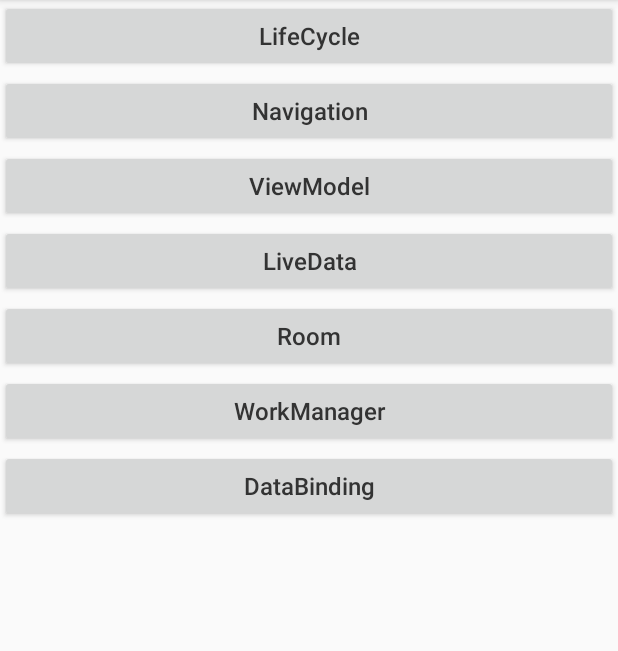
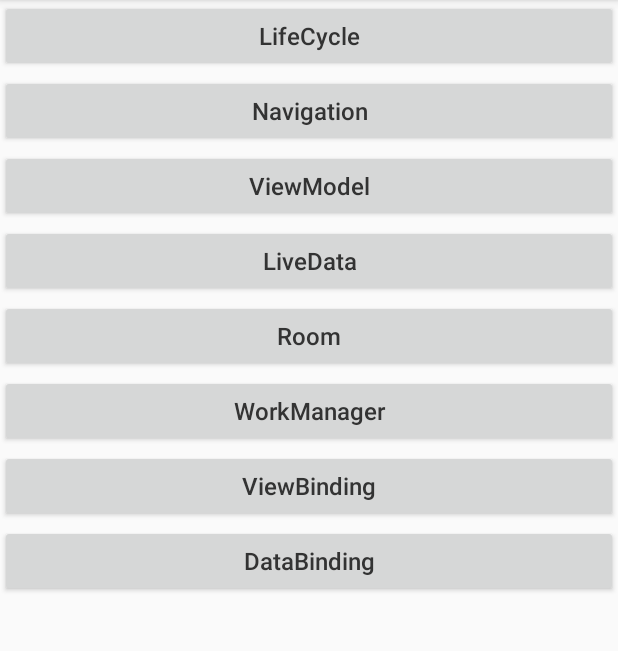
Before and after one commit to BlendGitAndroid/JetPackStudy, an Android app: the screen it shows after launch (MainActivity), on a phone screen of 412 x 824 dp, the part 84-735 px from its top. Run offline under Robolectric (Android 15) with nearby library versions, the phone set to English and light mode, and no system bars.

Commit message:
LifeCycle,LiveData,ViewModule,ViewBinding

```diff
--- a/app/build.gradle
+++ b/app/build.gradle
@@ -52,8 +52,6 @@ dependencies {
     implementation 'androidx.navigation:navigation-fragment:2.3.0'
     implementation 'androidx.navigation:navigation-ui:2.3.0'
 
-    implementation 'androidx.legacy:legacy-support-v4:1.0.0'
-
     implementation 'androidx.lifecycle:lifecycle-viewmodel:2.2.0'
 
     implementation 'androidx.room:room-runtime:2.2.5'
--- a/app/src/main/java/com/blend/jetpackstudy/MainActivity.java
+++ b/app/src/main/java/com/blend/jetpackstudy/MainActivity.java
@@ -7,11 +7,12 @@ import android.widget.Button;
 
 import androidx.appcompat.app.AppCompatActivity;
 
-import com.blend.jetpackstudy.databinding.other.NewDatabindingMainActivity;
+import com.blend.jetpackstudy.databinding.DatabindingMainActivity;
 import com.blend.jetpackstudy.lifecycle.LifeCycleMainActivity;
 import com.blend.jetpackstudy.livedata.LiveDataMainActivity;
 import com.blend.jetpackstudy.navigation.NavigationMainActivity;
 import com.blend.jetpackstudy.room.RoomMainActivity;
+import com.blend.jetpackstudy.viewbinding.ViewBindingActivity;
 import com.blend.jetpackstudy.viewmodel.ViewModelMainActivity;
 import com.blend.jetpackstudy.workmanager.WorkManagerMainActivity;
 
@@ -26,6 +27,7 @@ public class MainActivity extends AppCompatActivity {
     private Button room;
     private Button workManager;
     private Button dataBinding;
+    private Button viewBinding;
 
     @Override
     protected void onCreate(Bundle savedInstanceState) {
@@ -38,6 +40,7 @@ public class MainActivity extends AppCompatActivity {
         room = findViewById(R.id.room);
         workManager = findViewById(R.id.workManager);
         dataBinding = findViewById(R.id.dataBinding);
+        viewBinding = findViewById(R.id.viewBinding);
         lifecycle.setOnClickListener(new View.OnClickListener() {
             @Override
             public void onClick(View v) {
@@ -77,7 +80,13 @@ public class MainActivity extends AppCompatActivity {
         dataBinding.setOnClickListener(new View.OnClickListener() {
             @Override
             public void onClick(View v) {
-                startActivity(new Intent(MainActivity.this, NewDatabindingMainActivity.class));
+                startActivity(new Intent(MainActivity.this, DatabindingMainActivity.class));
+            }
+        });
+        viewBinding.setOnClickListener(new View.OnClickListener() {
+            @Override
+            public void onClick(View v) {
+                startActivity(new Intent(MainActivity.this, ViewBindingActivity.class));
             }
         });
     }
--- a/app/src/main/java/com/blend/jetpackstudy/lifecycle/LifeCycleMainActivity.java
+++ b/app/src/main/java/com/blend/jetpackstudy/lifecycle/LifeCycleMainActivity.java
@@ -51,7 +51,7 @@ public class LifeCycleMainActivity extends AppCompatActivity {
                     // 不会被调用release方法进行计数减一
                     Bitmap bitmap = com.bumptech.glide.Glide.with(LifeCycleMainActivity.this)
                             .asBitmap()
-                            .load("https://tse3-mm.cn.bing.net/th/id/OIP.Gzze2RWjGPoKUivyJQvTrQHaE7?pid=Api&rs=1")
+                            .load("https://youimg1.c-ctrip.com/target/100m1b000001bj6if96CC.jpg")
                             .submit().get();
                     Log.e("submit: ", bitmap.toString());
                     runOnUiThread(new Runnable() {
--- a/app/src/main/java/com/blend/jetpackstudy/lifecycle/MyLifecycleOwner.java
+++ b/app/src/main/java/com/blend/jetpackstudy/lifecycle/MyLifecycleOwner.java
@@ -40,6 +40,12 @@ public class MyLifecycleOwner implements LifecycleOwner {
 
         //java8之后应该这样使用
         getLifecycle().addObserver(new DefaultLifecycleObserver() {
+
+            @Override
+            public void onCreate(@NonNull LifecycleOwner owner) {
+
+            }
+
             @Override
             public void onStart(@NonNull LifecycleOwner owner) {
 
--- a/app/src/main/java/com/blend/jetpackstudy/livedata/LiveDataBusX.java
+++ b/app/src/main/java/com/blend/jetpackstudy/livedata/LiveDataBusX.java
@@ -15,7 +15,7 @@ class LiveDataBusX {
 
     //存放订阅者
     private Map<String, BusMutiableLiveData<Object>> bus = new HashMap();
-    private static LiveDataBusX liveDataBus = new LiveDataBusX();
+    private static final LiveDataBusX liveDataBus = new LiveDataBusX();
 
     public static LiveDataBusX getInstance() {
         return liveDataBus;
--- a/app/src/main/java/com/blend/jetpackstudy/viewbinding/ViewBindingActivity.kt
+++ b/app/src/main/java/com/blend/jetpackstudy/viewbinding/ViewBindingActivity.kt
@@ -2,12 +2,12 @@ package com.blend.jetpackstudy.viewbinding
 
 import android.os.Bundle
 import androidx.appcompat.app.AppCompatActivity
+import com.blend.jetpackstudy.R
 import com.blend.jetpackstudy.databinding.ActivityViewBindingBinding
 
-class ViewBindingActivity : AppCompatActivity() {
+class ViewBindingActivity : BaseActivity<ActivityViewBindingBinding>() {
     override fun onCreate(savedInstanceState: Bundle?) {
         super.onCreate(savedInstanceState)
-        val viewBinding = ActivityViewBindingBinding.inflate(layoutInflater)
-        setContentView(viewBinding.root)
+        mViewBinding.text.text = "ViewBinding"
     }
 }
--- a/app/src/main/res/layout/activity_main.xml
+++ b/app/src/main/res/layout/activity_main.xml
@@ -38,6 +38,11 @@
         android:text="WorkManager" />
 
     <Button
+        android:id="@+id/viewBinding"
+        style="@style/main_style"
+        android:text="ViewBinding" />
+
+    <Button
         android:id="@+id/dataBinding"
         style="@style/main_style"
         android:text="DataBinding" />
--- a/app/src/main/res/layout/activity_view_binding.xml
+++ b/app/src/main/res/layout/activity_view_binding.xml
@@ -3,11 +3,12 @@
     xmlns:tools="http://schemas.android.com/tools"
     android:layout_width="match_parent"
     android:layout_height="match_parent"
+    android:orientation="vertical"
     tools:context=".viewbinding.ViewBindingActivity">
 
     <TextView
         android:id="@+id/text"
-        android:layout_width="50dp"
+        android:layout_width="match_parent"
         android:layout_height="50dp" />
 
     <TextView
```
Also changed, not shown: app/src/main/java/com/blend/jetpackstudy/databinding/DatabindingMainActivity.java (renamed from app/src/main/java/com/blend/jetpackstudy/databinding/other/NewDatabindingMainActivity.java, +4 -5 lines), app/src/main/java/com/blend/jetpackstudy/viewbinding/BaseActivity.kt (added, +83 -0 lines), app/src/main/res/layout/activity_databinding_main.xml (renamed from app/src/main/res/layout/activity_new_databinding_main.xml).
